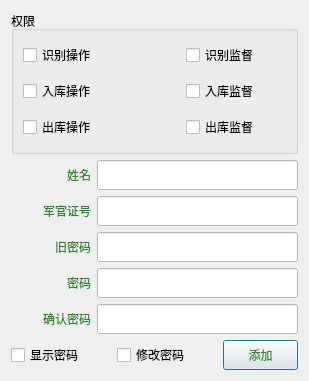
The window that GunManagementSystem/UI/SystemManager/UserManager.ui (zhaixueming/GunManagementSystem) describes before a commit, drawn with Qt 5.
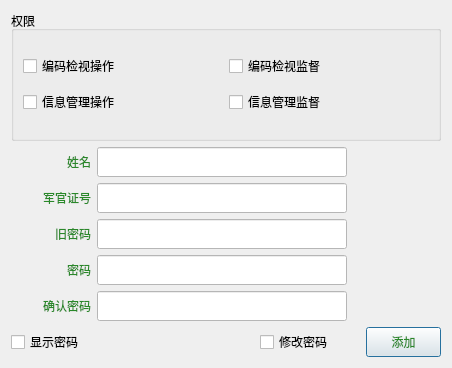
The same window after the commit. Icons and pictures are not drawn.

Commit message: 更新用户权限管理

Patch:
```diff
--- a/GunManagementSystem/UI/SystemManager/UserManager.ui
+++ b/GunManagementSystem/UI/SystemManager/UserManager.ui
@@ -6,7 +6,7 @@
    <rect>
     <x>0</x>
     <y>0</y>
-    <width>305</width>
+    <width>451</width>
     <height>368</height>
    </rect>
   </property>
@@ -25,16 +25,18 @@
      </property>
      <layout class="QGridLayout" name="gridLayout_5">
       <item row="0" column="0">
-       <widget class="QCheckBox" name="checkBox_ShiBieCaoZuo">
+       <layout class="QGridLayout" name="gridLayout_2">
+        <item row="0" column="0">
+         <widget class="QCheckBox" name="checkBox_BianMaJianShiCaoZuo">
         <property name="minimumSize">
          <size>
-          <width>100</width>
+            <width>150</width>
           <height>30</height>
          </size>
         </property>
         <property name="maximumSize">
          <size>
-          <width>100</width>
+            <width>200</width>
           <height>30</height>
          </size>
         </property>
@@ -42,34 +44,21 @@
          <string notr="true">font: 75 14pt &quot;微软雅黑&quot;;</string>
         </property>
         <property name="text">
-         <string>识别操作</string>
+           <string>编码检视操作</string>
         </property>
        </widget>
       </item>
       <item row="0" column="1">
-       <spacer name="horizontalSpacer_4">
-        <property name="orientation">
-         <enum>Qt::Horizontal</enum>
-        </property>
-        <property name="sizeHint" stdset="0">
-         <size>
-          <width>51</width>
-          <height>20</height>
-         </size>
-        </property>
-       </spacer>
-      </item>
-      <item row="0" column="2">
-       <widget class="QCheckBox" name="checkBox_ShiBieJianDu">
+         <widget class="QCheckBox" name="checkBox_BianMaJianShiJianDu">
         <property name="minimumSize">
          <size>
-          <width>100</width>
+            <width>200</width>
           <height>30</height>
          </size>
         </property>
         <property name="maximumSize">
          <size>
-          <width>100</width>
+            <width>200</width>
           <height>30</height>
          </size>
         </property>
@@ -77,21 +66,21 @@
          <string notr="true">font: 75 14pt &quot;微软雅黑&quot;;</string>
         </property>
         <property name="text">
-         <string>识别监督</string>
+           <string>编码检视监督</string>
         </property>
        </widget>
       </item>
       <item row="1" column="0">
-       <widget class="QCheckBox" name="checkBox_RuKuCaoZuo">
+         <widget class="QCheckBox" name="checkBox_XinXiGuanLiCaoZuo">
         <property name="minimumSize">
          <size>
-          <width>100</width>
+            <width>200</width>
           <height>30</height>
          </size>
         </property>
         <property name="maximumSize">
          <size>
-          <width>100</width>
+            <width>200</width>
           <height>30</height>
          </size>
         </property>
@@ -99,21 +88,21 @@
          <string notr="true">font: 75 14pt &quot;微软雅黑&quot;;</string>
         </property>
         <property name="text">
-         <string>入库操作</string>
+           <string>信息管理操作</string>
         </property>
        </widget>
       </item>
-      <item row="1" column="2">
-       <widget class="QCheckBox" name="checkBox_RuKuJianDu">
+        <item row="1" column="1">
+         <widget class="QCheckBox" name="checkBox_XinXiGuanLiJianDu">
         <property name="minimumSize">
          <size>
-          <width>100</width>
+            <width>200</width>
           <height>30</height>
          </size>
         </property>
         <property name="maximumSize">
          <size>
-          <width>100</width>
+            <width>200</width>
           <height>30</height>
          </size>
         </property>
@@ -121,53 +110,11 @@
          <string notr="true">font: 75 14pt &quot;微软雅黑&quot;;</string>
         </property>
         <property name="text">
-         <string>入库监督</string>
+           <string>信息管理监督</string>
         </property>
        </widget>
       </item>
-      <item row="2" column="0">
-       <widget class="QCheckBox" name="checkBox_ChuKuCaoZuo">
-        <property name="minimumSize">
-         <size>
-          <width>100</width>
-          <height>30</height>
-         </size>
-        </property>
-        <property name="maximumSize">
-         <size>
-          <width>100</width>
-          <height>30</height>
-         </size>
-        </property>
-        <property name="styleSheet">
-         <string notr="true">font: 75 14pt &quot;微软雅黑&quot;;</string>
-        </property>
-        <property name="text">
-         <string>出库操作</string>
-        </property>
-       </widget>
-      </item>
-      <item row="2" column="2">
-       <widget class="QCheckBox" name="checkBox_ChuKuJianDu">
-        <property name="minimumSize">
-         <size>
-          <width>100</width>
-          <height>30</height>
-         </size>
-        </property>
-        <property name="maximumSize">
-         <size>
-          <width>100</width>
-          <height>30</height>
-         </size>
-        </property>
-        <property name="styleSheet">
-         <string notr="true">font: 75 14pt &quot;微软雅黑&quot;;</string>
-        </property>
-        <property name="text">
-         <string>出库监督</string>
-        </property>
-       </widget>
+       </layout>
       </item>
      </layout>
     </widget>
```
Left out of the diff: 20 changed lines with no effect on the pictures. Lines whose indentation alone changed are shown as unchanged. The commit also changes 10 other files.
